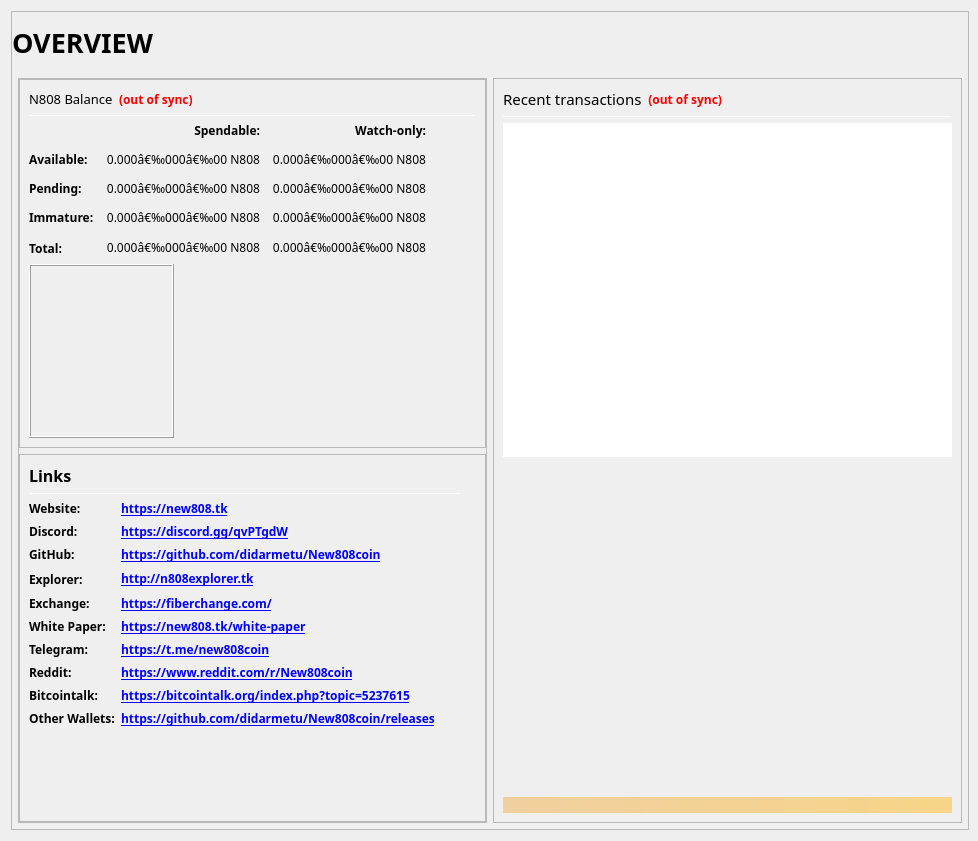
Above: src/qt/forms/overviewpage.ui from didarmetu/New808coin before the change. Below: the same form after it.
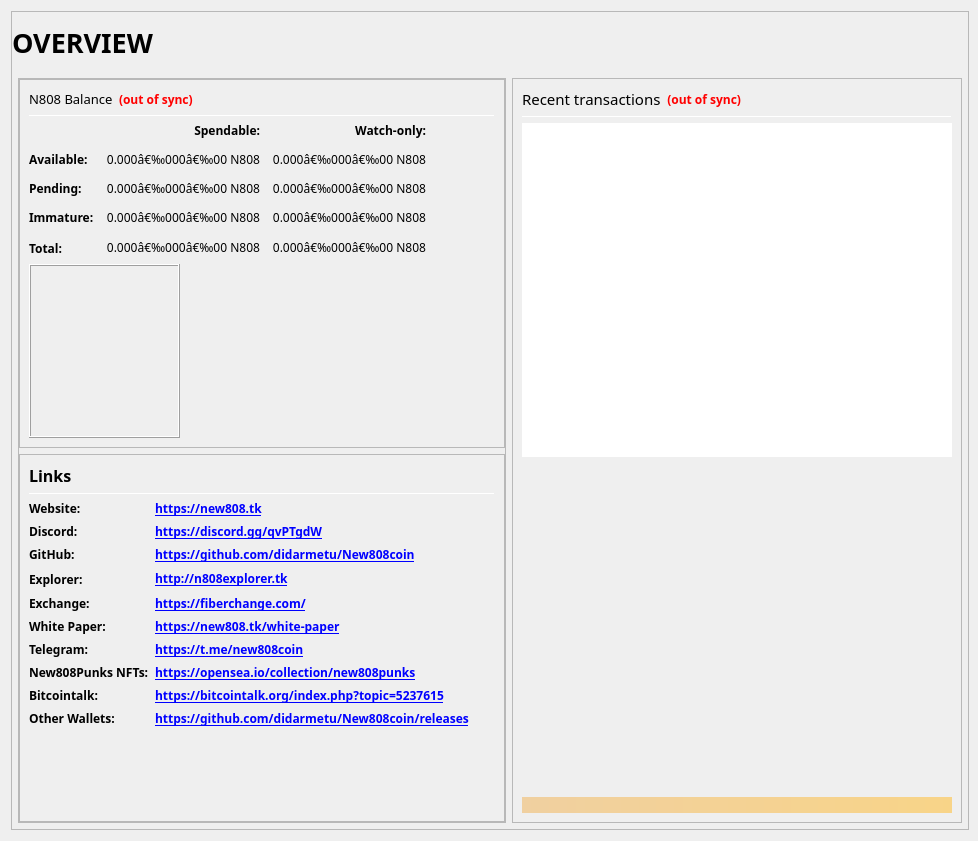
That is the form after the change. Icons and pictures are not drawn.

Diff of the .ui file:
```diff
--- a/src/qt/forms/overviewpage.ui
+++ b/src/qt/forms/overviewpage.ui
@@ -991,7 +991,7 @@
                         <string notr="true">font: 87 9pt &quot;Arial Black&quot;;</string>
                        </property>
                        <property name="text">
-                        <string>Reddit:</string>
+                        <string>New808Punks NFTs:</string>
                        </property>
                       </widget>
                      </item>
@@ -1004,7 +1004,7 @@
                         </font>
                        </property>
                        <property name="text">
-                        <string notr="true">&lt;a href=&quot;https://www.reddit.com/r/New808coin&quot;&gt;https://www.reddit.com/r/New808coin&lt;/a&gt;</string>
+                        <string notr="true">&lt;a href=&quot;https://opensea.io/collection/new808punks&quot;&gt;https://opensea.io/collection/new808punks&lt;/a&gt;</string>
                        </property>
                        <property name="alignment">
                         <set>Qt::AlignLeading|Qt::AlignLeft|Qt::AlignVCenter</set>
```
